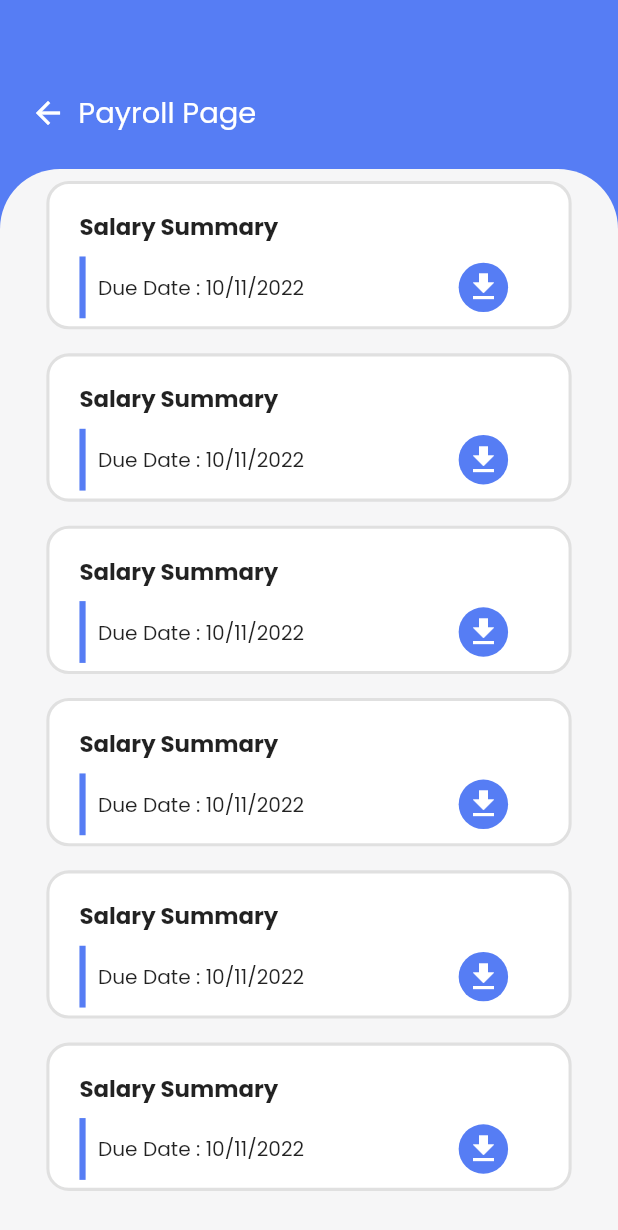
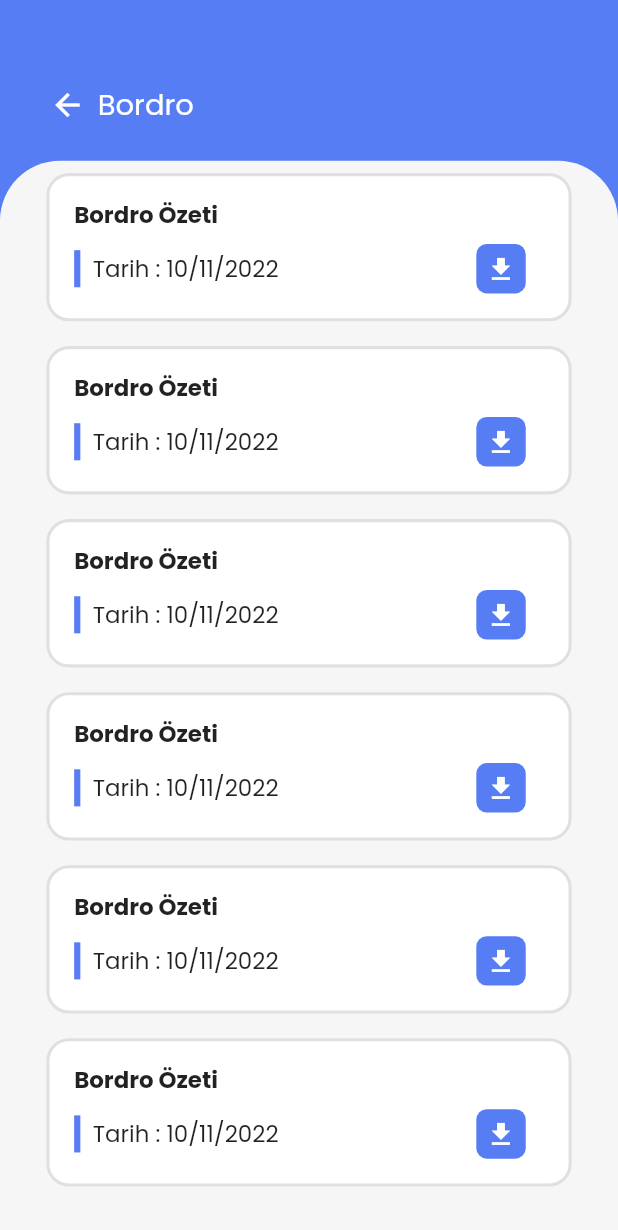
Before and after one commit to betulcelebi/VBT-Sun-App, a Flutter app: the BordroDetailScreen screen opened by its route, on a phone screen of 412 x 824 dp. Shown: the top 1230 px of the screen. Run offline on Flutter 3.47's test engine with Material 2 defaults, Android fonts, the phone set to English and light mode, and no system bars; our stand-ins replace get, google_fonts, responsive_sizer.

Commit message:
bordrodetail screen ui güncellendi

```diff
--- a/lib/modules/bodro_detail/bordro_detail_screen.dart
+++ b/lib/modules/bodro_detail/bordro_detail_screen.dart
@@ -17,7 +17,7 @@ class BordroDetailScreen extends GetView<BordroDetailController> {
           child: Column(
             children: [
               Padding(
-                padding: const EdgeInsets.only(top: 55.0, left: 20.0),
+                padding:  EdgeInsets.only(top: 6.h, left: 4.h),
                 child: Container(
                     width: double.infinity,
                     height: 5.h,
@@ -28,7 +28,7 @@ class BordroDetailScreen extends GetView<BordroDetailController> {
                           width: 2.w,
                         ),
                         Text(
-                          "Payroll Page",
+                          "Bordro",
                           style:
                            //   TextStyle(color: Colors.white, fontSize: 16.sp),
                            BordroDetailConstant().appBarText
@@ -57,7 +57,7 @@ class BordroDetailScreen extends GetView<BordroDetailController> {
                       return Column(
                         children: [
                           Padding(
-                            padding: const EdgeInsets.all(8.0),
+                            padding:  EdgeInsets.all(1.h),
                             child: Container(
                               decoration: BordroDetailConstant().insideCotainer,
                               // BoxDecoration(
@@ -71,13 +71,13 @@ class BordroDetailScreen extends GetView<BordroDetailController> {
                               width: 85.w,
                               height: 12.h,
                               child: Padding(
-                                padding: const EdgeInsets.only(
-                                    left: 20.0, top: 17.0),
+                                padding:  EdgeInsets.only(
+                                    left: 2.h, top: 1.7.h),
                                 child: Column(
                                   crossAxisAlignment: CrossAxisAlignment.start,
                                   children: [
                                     Text(
-                                      "Salary Summary",
+                                      "Bordro Özeti",
                                       style:BordroDetailConstant().salarytext1,
                                       // TextStyle(
                                       //   fontWeight: FontWeight.bold,
@@ -90,7 +90,7 @@ class BordroDetailScreen extends GetView<BordroDetailController> {
                                       children: [
                                         Container(
                                           width: 1.w,
-                                          height: 5.h,
+                                          height: 3.h,
                                          // color: Color(0xff567DF4),
                                         color: BordroDetailConstant.mainColor,
 
@@ -98,12 +98,12 @@ class BordroDetailScreen extends GetView<BordroDetailController> {
                                         SizedBox(
                                           width: 2.w,
                                         ),
-                                        Text("Due Date : 10/11/2022",
+                                        Text("Tarih : 10/11/2022",
                                         style:BordroDetailConstant().salarytext2 ,
                                         //TextStyle(fontSize: 16.sp),
                                         ),
                                         SizedBox(
-                                          width: 25.w,
+                                          width: 32.w,
                                         ),
                                         GestureDetector(
                                           onTap: () {},
@@ -117,7 +117,7 @@ class BordroDetailScreen extends GetView<BordroDetailController> {
                                             height: 4.h,
                                             child: Center(
                                                 child: Icon(
-                                              Icons.file_download,
+                                              Icons.file_download,size: 2.5.h,
                                               color: BordroDetailConstant.whiteC,
                                             )),
                                           ),
--- a/lib/utils/constant.dart
+++ b/lib/utils/constant.dart
@@ -15,7 +15,7 @@ color: Colors.white, fontSize: 18.sp
   );
 
   final salarytext1 =GoogleFonts.poppins(fontWeight: FontWeight.bold,fontSize: 16.sp);
-  final salarytext2= GoogleFonts.poppins(fontSize: 15.sp);
+  final salarytext2= GoogleFonts.poppins(fontSize: 16.sp);
   final generalContainer = BoxDecoration(
                       //color: Color(0xffF6F6F7),
                       color:BordroDetailConstant.generalColor,
@@ -38,5 +38,7 @@ color: Colors.white, fontSize: 18.sp
    final downloadContainer  =   BoxDecoration(
                                                 color: BordroDetailConstant.mainColor,
                                                 borderRadius:
-                                                    BorderRadius.circular(40));
+                                                   // BorderRadius.circular(40)
+                                                    BorderRadius.circular(7),
+                                                    );
 }
```
